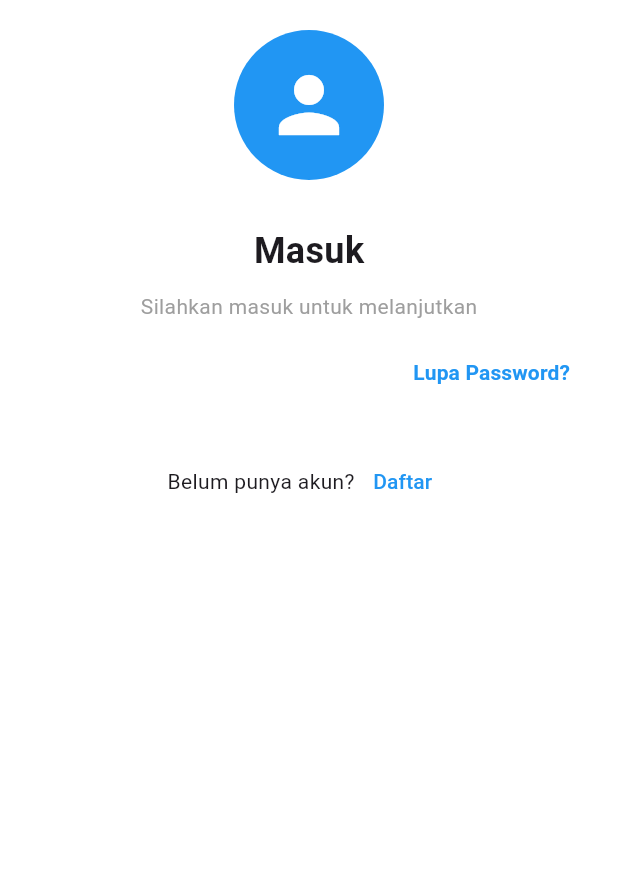
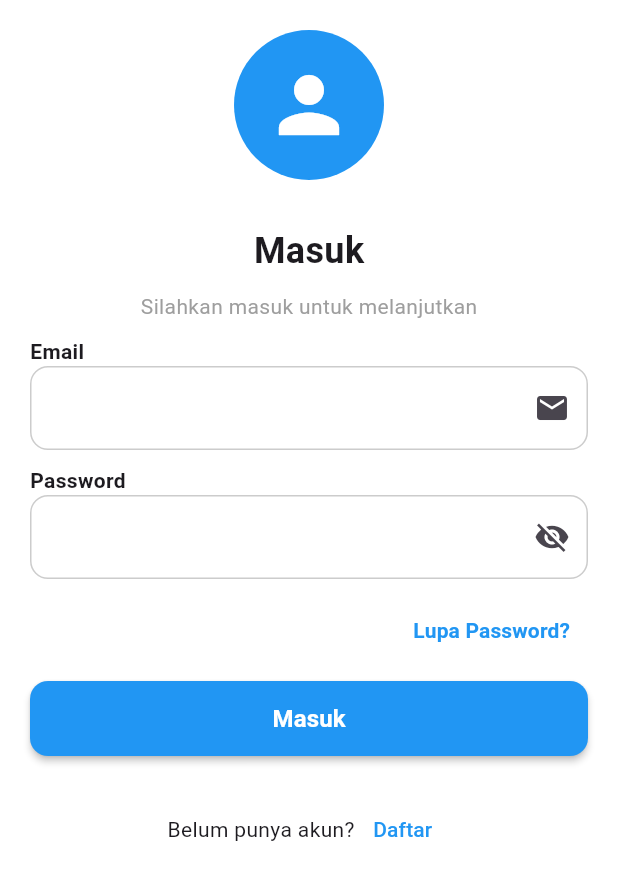
Before and after one commit to IlhamGhaza/PPBM2, a Flutter app: the screen it shows after launch, on a phone screen of 412 x 824 dp. Shown: the top 880 px of the screen. Run offline on Flutter 3.47's test engine with Material 3 defaults, Android fonts, the phone set to English and light mode, and no system bars.

Commit message:
feat: implement login page and product detail

```diff
--- a/flutter_m5/lib/presentation/auth/page/login_page.dart
+++ b/flutter_m5/lib/presentation/auth/page/login_page.dart
@@ -78,7 +78,39 @@ class _LoginPageState extends State<LoginPage> {
                     'Silahkan masuk untuk melanjutkan',
                     style: TextStyle(fontSize: 14, color: Colors.grey),
                   ),
-
+AuthTextField(
+                    suffixIcon: const Icon(Icons.email),
+                    label: 'Email',
+                    controller: _emailController,
+                    validator: (value) {
+                      if (value == null || value.isEmpty) {
+                        return 'Please enter your email';
+                      }
+                      return null;
+                    },
+                  ),
+                  AuthTextField(
+                    label: 'Password',
+                    controller: _passwordController,
+                    obscureText: _obscurePassword,
+                    suffixIcon: IconButton(
+                      icon: Icon(
+                        _obscurePassword
+                            ? Icons.visibility_off
+                            : Icons.visibility,
+                      ),
+                      onPressed: _togglePasswordVisibility,
+                    ),
+                    validator: (value) {
+                      if (value == null || value.isEmpty) {
+                        return 'Please enter your password';
+                      }
+                      if (value.length < 6) {
+                        return 'Password must be at least 6 characters long';
+                      }
+                      return null;
+                    },
+                  ),
                   Align(
                     alignment: Alignment.centerRight,
                     child: TextButton(
@@ -99,7 +131,11 @@ class _LoginPageState extends State<LoginPage> {
                       ),
                     ),
                   ),
-
+                  AuthButton(
+                    text: 'Masuk',
+                    // isLoading: _isLoading,
+                    onPressed: _handleLogin,
+                  ),
 
                   const SizedBox(height: 5),
                   Row(
```
Also changed, not shown: flutter_m5/lib/presentation/home/detail_page.dart (+39 -0 lines), flutter_m5/lib/presentation/home/home_page.dart (+36 -1 lines).
